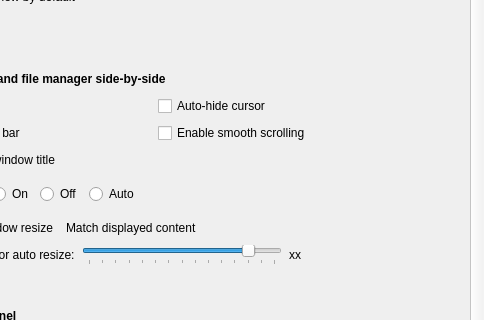
Above: qimgv/gui/dialogs/settingsdialog.ui from ewapu/qimgv before the change; both pictures show x 299 to 783 and y 133 to 453 of the 783 by 741 pixel window. Below: the same form after it.
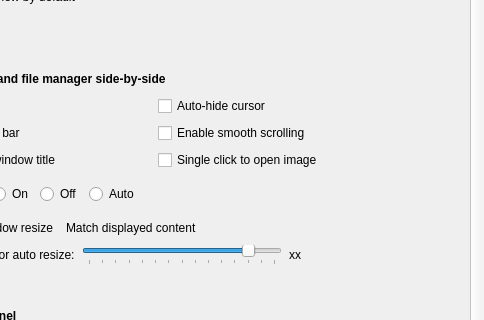
That is the form after the change. Custom widgets are drawn as their Qt base class.

Commit message: add option to select images with single click

What changed in the file:
```diff
--- a/qimgv/gui/dialogs/settingsdialog.ui
+++ b/qimgv/gui/dialogs/settingsdialog.ui
@@ -621,6 +621,13 @@
                         </property>
                        </widget>
                       </item>
+                      <item row="2" column="1">
+                       <widget class="QCheckBox" name="selectModeCheckBox">
+                        <property name="text">
+                         <string>Single click to open image</string>
+                        </property>
+                       </widget>
+                      </item>
                       <item row="0" column="2">
                        <spacer name="horizontalSpacer_20">
                         <property name="orientation">
```
The commit also changes 6 other files.
